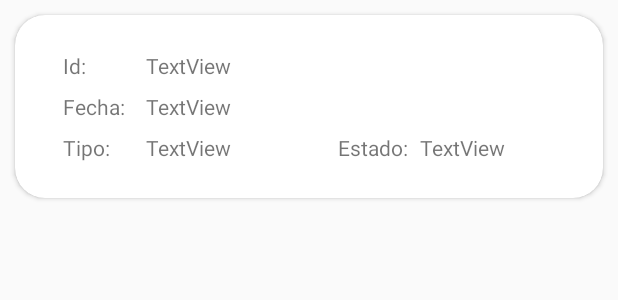
After one commit to JavierSV01/appCiente, an Android app: the layout item_pedido.xml on its own in the app's theme, with its tools: preview values and no code run, on a phone screen of 412 x 824 dp. The commit adds this screen. Shown: the top 300 px of the screen. Run offline under Robolectric (Android 15) with nearby library versions, the phone set to English and light mode, and no system bars.

Commit message:
Añadido Mis Pedidos

```diff
--- a/app/src/main/java/com/example/aplicacioncliente/FinalizarPedido.java
+++ b/app/src/main/java/com/example/aplicacioncliente/FinalizarPedido.java
@@ -75,13 +75,12 @@ public class FinalizarPedido extends AppCompatActivity {
         btRealizarPedido.setOnClickListener(new View.OnClickListener() {
             @Override
             public void onClick(View v) {
-
                 if (rdDomicilio.isChecked()){
-                    pedido.setEntregaPedido("domicilio");
+                    pedido.setEntregaPedido("A domicilio");
                     myRefPedidos.push().setValue(pedido);
                 }
                 if (rdRecogida.isChecked()){
-                    pedido.setEntregaPedido("recogida");
+                    pedido.setEntregaPedido("Recogida");
                     myRefPedidos.push().setValue(pedido);
                 }
             }
--- a/app/src/main/java/com/example/aplicacioncliente/ui/MainActivity.java
+++ b/app/src/main/java/com/example/aplicacioncliente/ui/MainActivity.java
@@ -47,7 +47,7 @@ public class MainActivity extends AppCompatActivity {
         // Passing each menu ID as a set of Ids because each
         // menu should be considered as top level destinations.
         mAppBarConfiguration = new AppBarConfiguration.Builder(
-                R.id.nav_home, R.id.nav_gallery, R.id.nav_slideshow, R.id.perfilFragment)
+                R.id.nav_home, R.id.nav_gallery, R.id.nav_slideshow, R.id.perfilFragment, R.id.misPedidosFragment)
                 .setDrawerLayout(drawer)
                 .build();
         NavController navController = Navigation.findNavController(this, R.id.nav_host_fragment);
--- a/app/src/main/java/com/example/aplicacioncliente/ui/SaldoFragment.java
+++ b/app/src/main/java/com/example/aplicacioncliente/ui/SaldoFragment.java
@@ -71,6 +71,7 @@ public class SaldoFragment extends Fragment {
                     } else {
                         Toast.makeText(getContext(), "Introduce una cantidad positiva", Toast.LENGTH_SHORT).show();
                     }
+                    txAñadir.setText("");
                 } else {
                     Toast.makeText(getContext(), "Introduce la cantidad a añadir", Toast.LENGTH_SHORT).show();
                 }
@@ -83,12 +84,13 @@ public class SaldoFragment extends Fragment {
             public void onClick(View v) {
                 if (!txRetirar.getText().toString().equals("")) {
                     Float cantidadRetirar = Float.parseFloat(txRetirar.getText().toString());
-                    if (usuarioActual.getSaldo() >0) {
+                    if (usuarioActual.getSaldo() >= 0 + cantidadRetirar) {
                         usuarioActual.setSaldo(usuarioActual.getSaldo() - cantidadRetirar);
                         myRef.setValue(usuarioActual);
                     } else {
                         Toast.makeText(getContext(), "No puedes retirar dinero si estas en negativo", Toast.LENGTH_SHORT).show();
                     }
+                    txRetirar.setText("");
                 } else {
                     Toast.makeText(getContext(), "Introduce la cantidad a retirar", Toast.LENGTH_SHORT).show();
                 }
--- a/app/src/main/res/layout/item_linea.xml
+++ b/app/src/main/res/layout/item_linea.xml
@@ -4,7 +4,7 @@
     xmlns:tools="http://schemas.android.com/tools"
     android:layout_width="match_parent"
     android:layout_height="wrap_content"
-    android:layout_marginBottom="15dp"
+    android:layout_margin="10dp"
     app:cardCornerRadius="20dp">
 
     <androidx.constraintlayout.widget.ConstraintLayout
@@ -16,7 +16,7 @@
             android:layout_width="wrap_content"
             android:layout_height="wrap_content"
             android:layout_marginStart="32dp"
-            android:text="Canntidad"
+            android:text="Cantidad"
             app:layout_constraintStart_toEndOf="@+id/textView9"
             app:layout_constraintTop_toTopOf="@+id/textView9" />
 
--- /dev/null
+++ b/app/src/main/res/layout/item_pedido.xml
@@ -0,0 +1,91 @@
+<?xml version="1.0" encoding="utf-8"?>
+
+<androidx.cardview.widget.CardView xmlns:android="http://schemas.android.com/apk/res/android"
+    xmlns:app="http://schemas.android.com/apk/res-auto"
+    xmlns:tools="http://schemas.android.com/tools"
+    android:layout_width="match_parent"
+    android:layout_height="wrap_content"
+    android:layout_margin="10dp"
+    app:cardCornerRadius="20dp">
+
+    <androidx.constraintlayout.widget.ConstraintLayout
+        android:layout_width="match_parent"
+        android:layout_height="match_parent">
+
+        <TextView
+            android:id="@+id/textView5"
+            android:layout_width="wrap_content"
+            android:layout_height="wrap_content"
+            android:layout_marginStart="32dp"
+            android:layout_marginTop="24dp"
+            android:text="Id:"
+            app:layout_constraintStart_toStartOf="parent"
+            app:layout_constraintTop_toTopOf="parent" />
+
+        <TextView
+            android:id="@+id/textView6"
+            android:layout_width="wrap_content"
+            android:layout_height="wrap_content"
+            android:layout_marginEnd="130dp"
+            android:layout_marginBottom="24dp"
+            android:text="Estado:"
+            app:layout_constraintBottom_toBottomOf="parent"
+            app:layout_constraintEnd_toEndOf="parent" />
+
+        <TextView
+            android:id="@+id/textView3"
+            android:layout_width="wrap_content"
+            android:layout_height="wrap_content"
+            android:layout_marginTop="8dp"
+            android:text="Fecha:"
+            app:layout_constraintStart_toStartOf="@+id/textView5"
+            app:layout_constraintTop_toBottomOf="@+id/textView5" />
+
+        <TextView
+            android:id="@+id/txEstadoPedido"
+            android:layout_width="wrap_content"
+            android:layout_height="wrap_content"
+            android:layout_marginStart="8dp"
+            android:text="TextView"
+            app:layout_constraintStart_toEndOf="@+id/textView6"
+            app:layout_constraintTop_toTopOf="@+id/textView6" />
+
+        <TextView
+            android:id="@+id/txFechaPedido"
+            android:layout_width="wrap_content"
+            android:layout_height="wrap_content"
+            android:text="TextView"
+            app:layout_constraintStart_toStartOf="@+id/txIdPEdido"
+            app:layout_constraintTop_toTopOf="@+id/textView3" />
+
+        <TextView
+            android:id="@+id/txIdPEdido"
+            android:layout_width="wrap_content"
+            android:layout_height="wrap_content"
+            android:layout_marginStart="40dp"
+            android:text="TextView"
+            app:layout_constraintStart_toEndOf="@+id/textView5"
+            app:layout_constraintTop_toTopOf="@+id/textView5" />
+
+        <TextView
+            android:id="@+id/textView16"
+            android:layout_width="wrap_content"
+            android:layout_height="wrap_content"
+            android:layout_marginTop="8dp"
+            android:layout_marginBottom="24dp"
+            android:text="Tipo:"
+            app:layout_constraintBottom_toBottomOf="parent"
+            app:layout_constraintStart_toStartOf="@+id/textView3"
+            app:layout_constraintTop_toBottomOf="@+id/textView3" />
+
+        <TextView
+            android:id="@+id/txTipo"
+            android:layout_width="wrap_content"
+            android:layout_height="wrap_content"
+            android:layout_marginTop="8dp"
+            android:text="TextView"
+            app:layout_constraintStart_toStartOf="@+id/txFechaPedido"
+            app:layout_constraintTop_toBottomOf="@+id/txFechaPedido" />
+    </androidx.constraintlayout.widget.ConstraintLayout>
+
+</androidx.cardview.widget.CardView>
--- a/app/src/main/res/menu/activity_main_drawer.xml
+++ b/app/src/main/res/menu/activity_main_drawer.xml
@@ -19,5 +19,9 @@
             android:id="@+id/nav_slideshow"
             android:icon="@drawable/ic_menu_slideshow"
             android:title="@string/menu_slideshow" />
+        <item
+            android:id="@+id/misPedidosFragment"
+            android:icon="@drawable/ic_menu_slideshow"
+            android:title="Mis Pedidos"/>
     </group>
 </menu>
--- a/app/src/main/res/navigation/mobile_navigation.xml
+++ b/app/src/main/res/navigation/mobile_navigation.xml
@@ -27,4 +27,9 @@
         android:name="com.example.aplicacioncliente.ui.PerfilFragment"
         android:label="Perfil"
         tools:layout="@layout/fragment_perfil" />
+    <fragment
+        android:id="@+id/misPedidosFragment"
+        android:name="com.example.aplicacioncliente.ui.MisPedidosFragment"
+        android:label="Mis Pedidos"
+        tools:layout="@layout/fragment_mis_pedidos" />
 </navigation>
--- a/app/src/main/res/values/strings.xml
+++ b/app/src/main/res/values/strings.xml
@@ -9,7 +9,7 @@
 
     <string name="menu_home">Inicio</string>
     <string name="menu_gallery">Saldo</string>
-    <string name="menu_slideshow">Slideshow</string>
+    <string name="menu_slideshow">Nuevo pedido</string>
     <!-- TODO: Remove or change this placeholder text -->
     <string name="hello_blank_fragment">Hello blank fragment</string>
 </resources>
```
Also changed, not shown: app/src/main/java/com/example/aplicacioncliente/controlador/AdaptadorPedidos.java (added, +71 -0 lines), app/src/main/java/com/example/aplicacioncliente/controlador/AdaptadorProductos.java (deleted, +0 -206 lines), app/src/main/java/com/example/aplicacioncliente/ui/MisPedidosFragment.java (added, +109 -0 lines), app/src/main/java/com/example/aplicacioncliente/ui/RealizarPedidoFragment.java (+2 -6 lines), app/src/main/res/layout/fragment_mis_pedidos.xml (added, +13 -0 lines), app/src/main/res/layout/item_producto.xml (+5 -5 lines).
